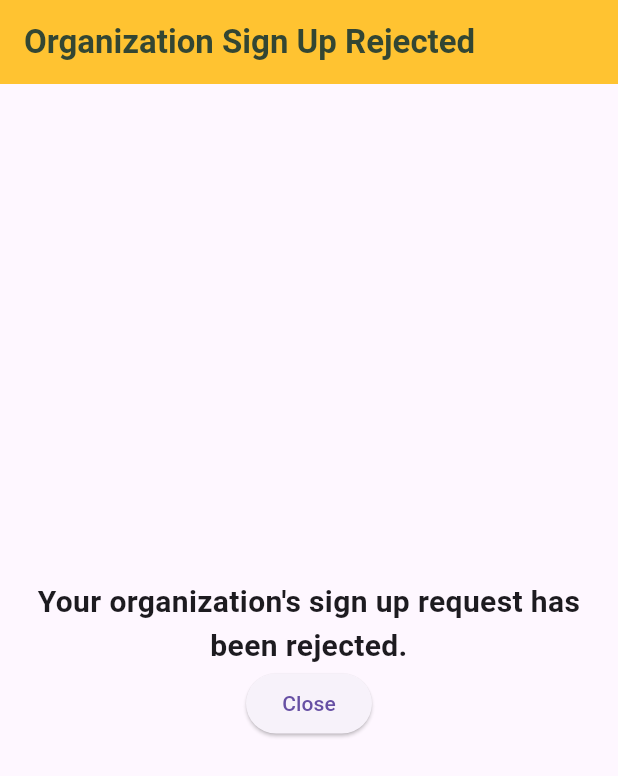
After one commit to juatco-jemu/cmsc-23-project, a Flutter app: the OrgRejectedPage screen opened directly, on a phone screen of 412 x 824 dp. The commit adds this screen. Shown: the top 776 px of the screen. Run offline on Flutter 3.47's test engine with Material 3 defaults, Android fonts, the phone set to English and light mode, and no system bars; our stand-ins replace camera, carousel_slider, cloud_firestore, curved_navigation_bar, firebase_auth, firebase_core and 5 more; missing offline and left inert: mobile_scanner; accounts and stored records are empty.

Commit message:
feat: added rejected page when rejected org tries to login

```diff
--- a/lib/pages/organization/org_control_page.dart
+++ b/lib/pages/organization/org_control_page.dart
@@ -3,6 +3,8 @@ import 'package:donation_system/pages/organization/org_pending_page.dart';
 import 'package:donation_system/providers/provider_organizations.dart';
 import 'package:flutter/material.dart';
 import 'package:provider/provider.dart';
+
+import 'org_rejected_page.dart';
 
 class OrganizationControlPage extends StatefulWidget {
   final String orgEmail;
@@ -26,8 +28,10 @@ class _OrganizationControlPageState extends State<OrganizationControlPage> {
   Future<void> fetchOrganizationDetails() async {
     try {
       // Get organization username and status using the user email
-      String? orgUsername = await context.read<OrganizationsProvider>().getOrganizationUsername(widget.orgEmail);
-      String? orgStatus = await context.read<OrganizationsProvider>().getOrganizationStatus(orgUsername!);
+      String? orgUsername =
+          await context.read<OrganizationsProvider>().getOrganizationUsername(widget.orgEmail);
+      String? orgStatus =
+          await context.read<OrganizationsProvider>().getOrganizationStatus(orgUsername!);
 
       setState(() {
         _orgUsername = orgUsername;
@@ -38,6 +42,11 @@ class _OrganizationControlPageState extends State<OrganizationControlPage> {
         Navigator.pushReplacement(
           context,
           MaterialPageRoute(builder: (context) => PendingOrgPage()),
+        );
+      } else if (_orgStatus == "Rejected") {
+        Navigator.pushReplacement(
+          context,
+          MaterialPageRoute(builder: (context) => OrgRejectedPage()),
         );
       } else {
         Navigator.pushReplacement(
--- a/lib/pages/organization/org_pending_page.dart
+++ b/lib/pages/organization/org_pending_page.dart
@@ -1,5 +1,7 @@
-import 'package:firebase_auth/firebase_auth.dart';
 import 'package:flutter/material.dart';
+import 'package:provider/provider.dart';
+
+import '../../providers/provider_auth.dart';
 
 class PendingOrgPage extends StatelessWidget {
   const PendingOrgPage({super.key});
@@ -30,7 +32,7 @@ class PendingOrgPage extends StatelessWidget {
             const SizedBox(height: 40),
             ElevatedButton(
               onPressed: () {
-                FirebaseAuth.instance.signOut();
+                context.read<UserAuthProvider>().signOut();
                 Navigator.of(context).popUntil((route) => route.isFirst);
               },
               child: const Text('Sign Out'),
--- /dev/null
+++ b/lib/pages/organization/org_rejected_page.dart
@@ -0,0 +1,39 @@
+import 'package:donation_system/components/appbar.dart';
+
+import 'package:flutter/material.dart';
+
+class OrgRejectedPage extends StatefulWidget {
+  const OrgRejectedPage({super.key});
+
+  @override
+  State<OrgRejectedPage> createState() => _OrgRejectedPageState();
+}
+
+class _OrgRejectedPageState extends State<OrgRejectedPage> {
+  @override
+  Widget build(BuildContext context) {
+    return Scaffold(
+      appBar: CustomAppBar(title: 'Organization Sign Up Rejected'),
+      body: Padding(
+        padding: const EdgeInsets.all(16.0),
+        child: Column(
+          crossAxisAlignment: CrossAxisAlignment.center,
+          mainAxisAlignment: MainAxisAlignment.center,
+          children: [
+            const Text(
+              "Your organization's sign up request has been rejected.",
+              style: TextStyle(fontSize: 20, fontWeight: FontWeight.bold),
+              textAlign: TextAlign.center,
+            ),
+            ElevatedButton(
+              onPressed: () {
+                Navigator.pushReplacementNamed(context, "/");
+              },
+              child: const Text('Close'),
+            ),
+          ],
+        ),
+      ),
+    );
+  }
+}
```
